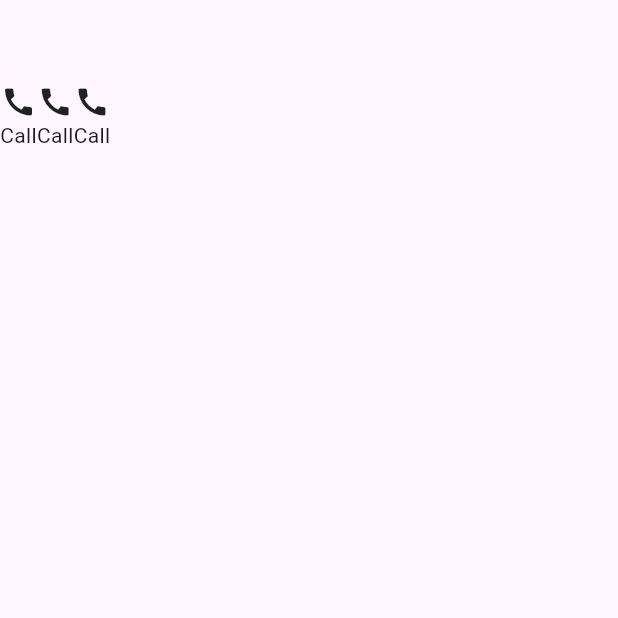
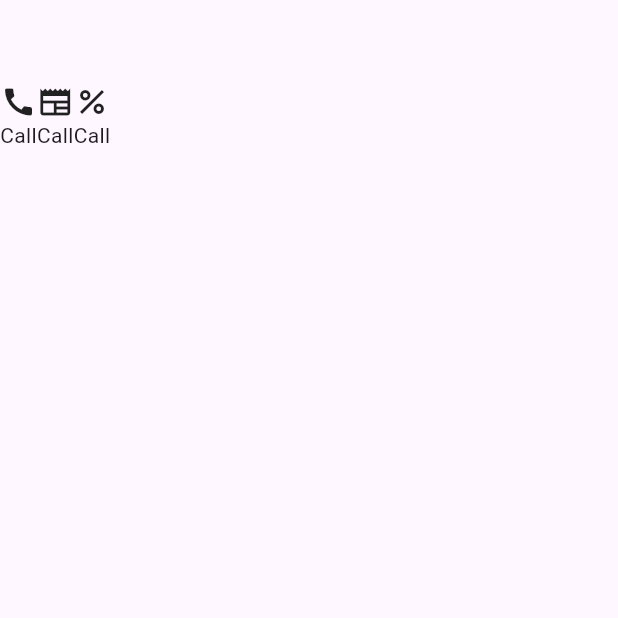
Before and after one commit to noptech85/example3, a Flutter app: the screen it shows after launch, on a phone screen of 412 x 824 dp, the top half of it. Run offline on Flutter 3.47's test engine with Material 3 defaults, Android fonts, the phone set to English and light mode, and no system bars.

Commit message:
example3-v2

```diff
--- a/lib/screen/home_screen.dart
+++ b/lib/screen/home_screen.dart
@@ -23,13 +23,13 @@ class _HomeScreenState extends State<HomeScreen> {
           ),
           Column(
             children: [
-              Icon(Icons.call),
+              Icon(Icons.newspaper),
               Text("Call"),
             ],
           ),
           Column(
             children: [
-              Icon(Icons.call),
+              Icon(Icons.percent),
               Text("Call"),
             ],
           )
```
